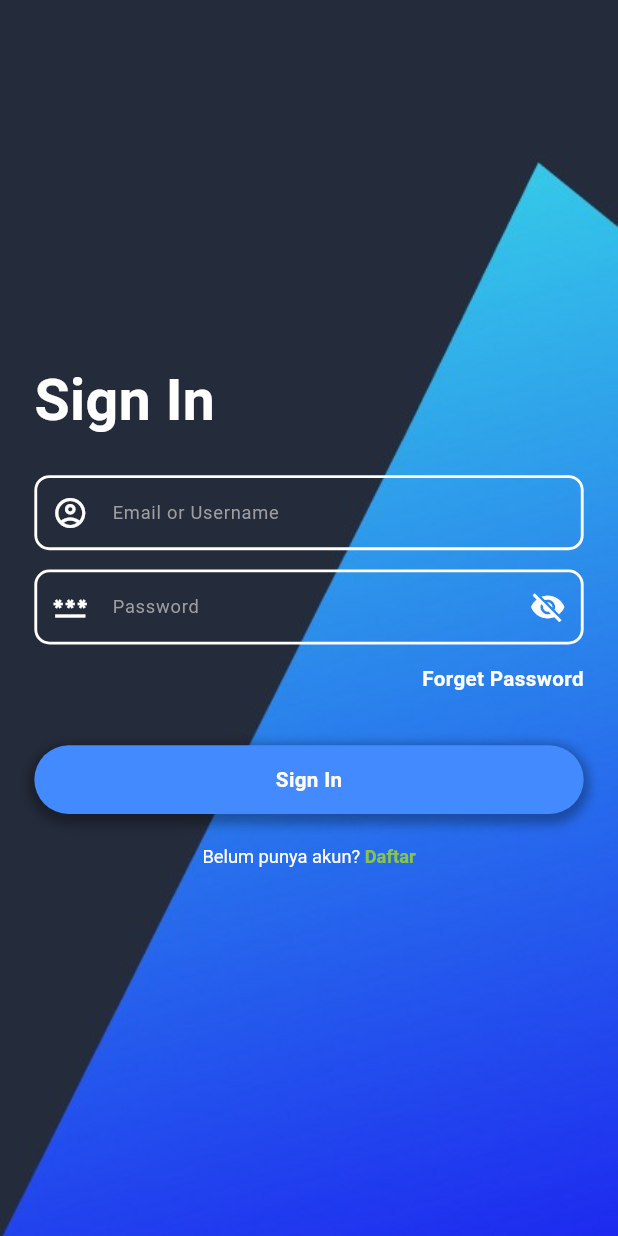
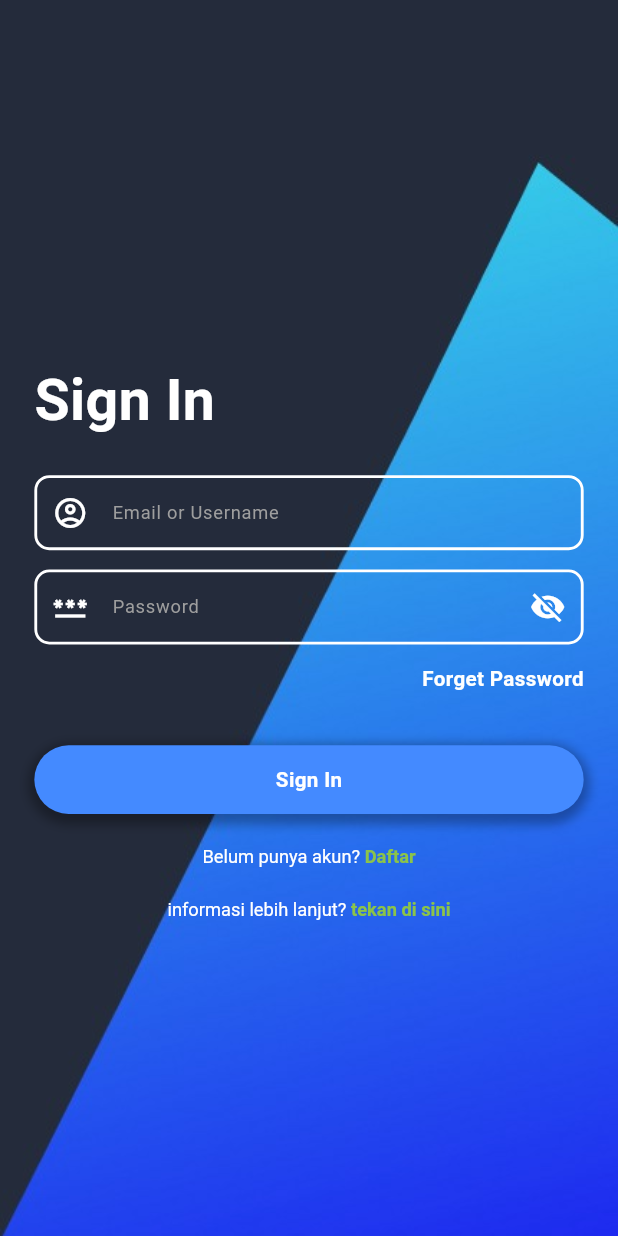
Before and after one commit to Ganjarganda/project_magang, a Flutter app: the screen it shows after launch, on a phone screen of 412 x 824 dp. Run offline on Flutter 3.47's test engine with Material 3 defaults, Android fonts, the phone set to English and light mode, and no system bars; drawn by our look-alikes of flutter_easyloading; our stand-ins replace cached_network_image, flutter_cache_manager, flutter_screenutil, get; network calls fail.

Commit message:
update informasi

```diff
--- a/lib/modules/auth/login_screen.dart
+++ b/lib/modules/auth/login_screen.dart
@@ -19,6 +19,7 @@ class LoginScreen extends StatefulWidget {
 class _LoginScreenState extends State<LoginScreen> {
   var usernameController = TextEditingController();
   var passwordController = TextEditingController();
+  var informasiController = TextEditingController();
 
   final UserController _userController = Get.find();
 
@@ -143,12 +144,9 @@ class _LoginScreenState extends State<LoginScreen> {
                       onClick: () {
                         AppUtils().snackbarShow(
                             message:
-                            'Assalamualaikum😊😊😊 \nSelamat datang ${usernameController
-                                .text} 🙌🙌');
+                                'Assalamualaikum😊😊😊 \nSelamat datang ${usernameController.text} 🙌🙌');
                         Get.toNamed(Routes.routesBerandaScreen);
                       },
-
-
                     ),
 
                     SizedBox(
@@ -182,6 +180,38 @@ class _LoginScreenState extends State<LoginScreen> {
                         ),
                       ),
                     ),
+
+                    SizedBox(
+                      height: setHeight(50),
+                    ),
+
+                    /// informasi
+                    GestureDetector(
+                      onTap: () {
+                        Get.toNamed(Routes.routesinformasi);
+                      },
+                      child: Center(
+                        child: RichText(
+                          textAlign: TextAlign.center,
+                          text: TextSpan(
+                            children: [
+                              TextSpan(
+                                  text: 'informasi lebih lanjut?',
+                                  style: styleSubtitle.copyWith(
+                                    fontSize: setFontSize(32),
+                                    color: Colors.white,
+                                  )),
+                              TextSpan(
+                                  text: ' tekan di sini',
+                                  style: styleTitle.copyWith(
+                                      fontSize: setFontSize(32),
+                                      color: Colors.lightGreen,
+                                      fontWeight: FontWeight.bold)),
+                            ],
+                          ),
+                        ),
+                      ),
+                    ),
                   ],
                 ),
               ),
--- a/lib/modules/auth/register_screen.dart
+++ b/lib/modules/auth/register_screen.dart
@@ -177,6 +177,12 @@ class _RegisterScreenState extends State<RegisterScreen> {
                         ),
                       ),
                     ),
+
+                    SizedBox(
+                      height: setHeight(50),
+                    ),
+
+                    ///button informasi
                   ],
                 ),
               ),
--- a/lib/modules/beranda/beranda_screen.dart
+++ b/lib/modules/beranda/beranda_screen.dart
@@ -4,7 +4,7 @@ class BerandaScreen extends StatelessWidget {
   const BerandaScreen({super.key});
 
   @override
-  Widget  build(BuildContext context) {
+  Widget build(BuildContext context) {
     return Scaffold(
       appBar: AppBar(
         title: Text('Beranda Berita'),
--- a/lib/routes/app_routes.dart
+++ b/lib/routes/app_routes.dart
@@ -2,6 +2,7 @@ import 'package:get/get.dart';
 import 'package:test_project/modules/beranda/beranda_screen.dart';
 import 'package:test_project/modules/auth/forget_password_screen.dart';
 import 'package:test_project/modules/auth/register_screen.dart';
+import 'package:test_project/modules/informasi/informasi.dart';
 import '../modules/auth/login_screen.dart';
 import '../modules/splash/splash_screen.dart';
 
@@ -11,6 +12,7 @@ class Routes {
   static String routeForgetPasword = '/forget-password';
   static String routeRegister = '/register';
   static String routesBerandaScreen = '/beranda_screen';
+  static String routesinformasi = '/informasi';
 }
 
 appRoutes() => [
@@ -49,4 +51,10 @@ appRoutes() => [
         transition: Transition.fade,
       ),
 
+      ///informasi
+      GetPage(
+        name: Routes.routesinformasi,
+        page: () => Informasi(),
+        transition: Transition.fade,
+      ),
     ];
```
Also changed, not shown: lib/modules/informasi/informasi.dart (added, +39 -0 lines).
